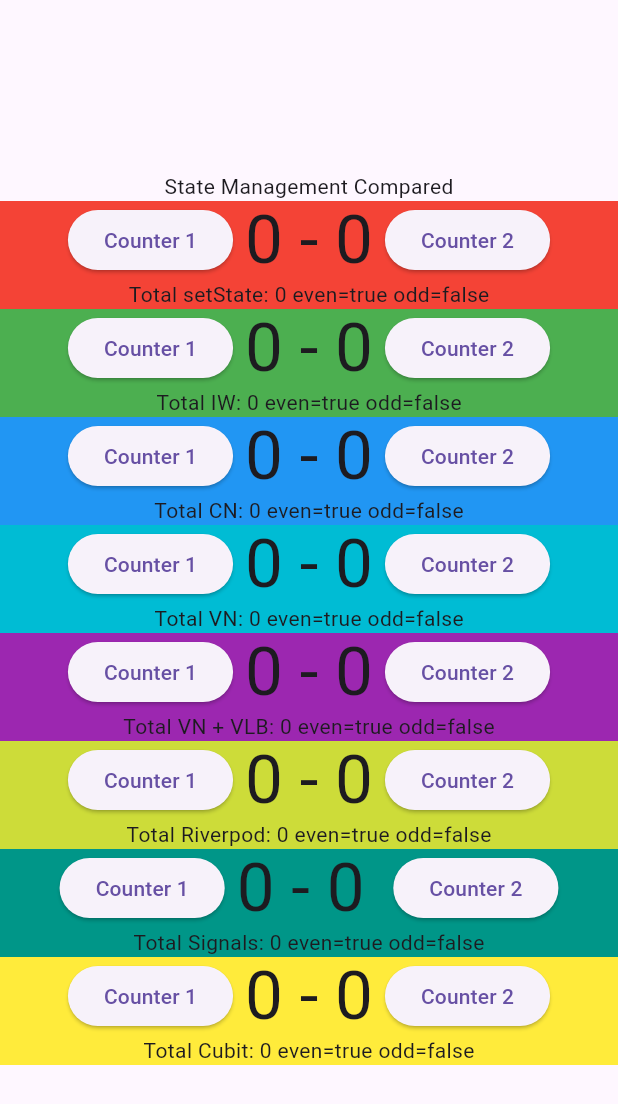
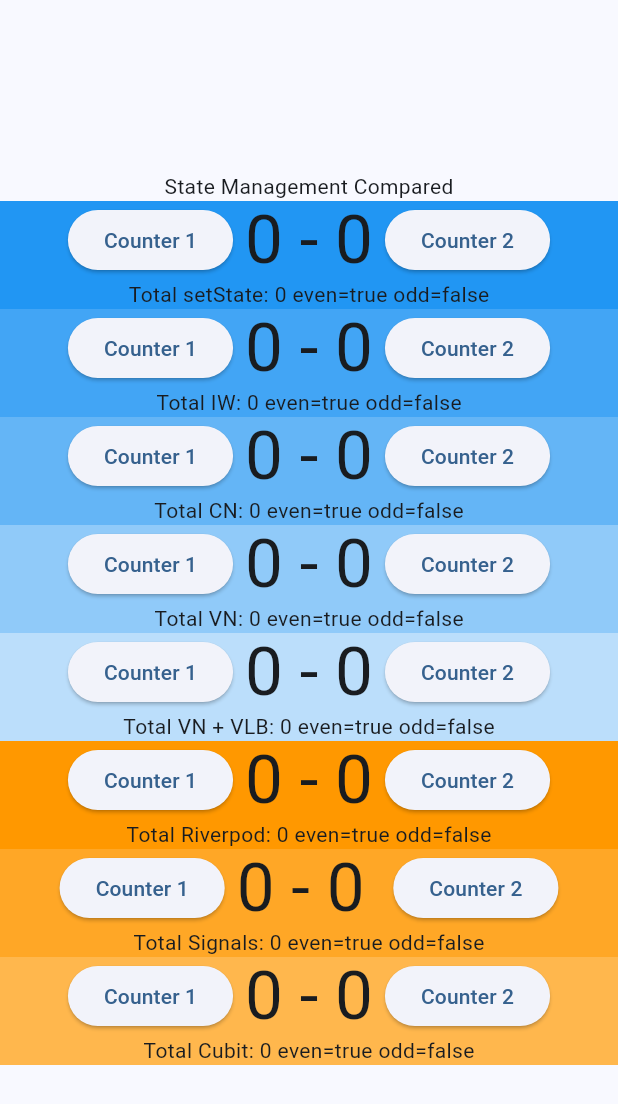
Before and after one commit to anthonyaquino83/flutter_sm_compared, a Flutter app: the screen it shows after launch, on a phone screen of 412 x 824 dp. Shown: the top 1104 px of the screen. Run offline on Flutter 3.47's test engine with Material 3 defaults, Android fonts, the light colour scheme and no system bars; our stand-ins replace flutter_bloc, flutter_riverpod, signals_flutter.

Commit message:
change colors

```diff
--- a/lib/changenotifier_example.dart
+++ b/lib/changenotifier_example.dart
@@ -14,7 +14,7 @@
   @override
   Widget build(BuildContext context) {
     return ColoredBox(
-      color: Colors.blue,
+      color: Colors.blue.shade300,
       child: Column(
         children: [
           Row(
--- a/lib/cubit_example.dart
+++ b/lib/cubit_example.dart
@@ -37,7 +37,7 @@
   @override
   Widget build(BuildContext context) {
     return ColoredBox(
-      color: Colors.yellow,
+      color: Colors.orange.shade300,
       child: MultiBlocProvider(
         providers: [
           BlocProvider(
--- a/lib/inheritedwidget_example.dart
+++ b/lib/inheritedwidget_example.dart
@@ -29,7 +29,7 @@
   @override
   Widget build(BuildContext context) {
     return ColoredBox(
-      color: Colors.green,
+      color: Colors.blue.shade400,
       child: Column(
         children: [
           InheritedCounter(
--- a/lib/main.dart
+++ b/lib/main.dart
@@ -23,9 +23,15 @@
 class _MainAppState extends State<MainApp> {
   @override
   Widget build(BuildContext context) {
-    return const MaterialApp(
+    return MaterialApp(
       debugShowCheckedModeBanner: false,
-      home: Scaffold(
+      theme: ThemeData(
+        colorScheme: ColorScheme.fromSeed(
+          seedColor: Colors.blue,
+          brightness: Brightness.light,
+        ),
+      ),
+      home: const Scaffold(
         body: Column(
           mainAxisAlignment: MainAxisAlignment.center,
           children: [
--- a/lib/riverpod_example.dart
+++ b/lib/riverpod_example.dart
@@ -16,7 +16,7 @@
   @override
   Widget build(BuildContext context, WidgetRef ref) {
     return ColoredBox(
-      color: Colors.lime,
+      color: Colors.orange,
       child: Column(
         children: [
           Row(
--- a/lib/setstate_example.dart
+++ b/lib/setstate_example.dart
@@ -19,7 +19,7 @@
   @override
   Widget build(BuildContext context) {
     return ColoredBox(
-      color: Colors.red,
+      color: Colors.blue,
       child: Column(
         children: [
           Row(
--- a/lib/signals_example.dart
+++ b/lib/signals_example.dart
@@ -21,7 +21,7 @@
   @override
   Widget build(BuildContext context) {
     return ColoredBox(
-      color: Colors.teal,
+      color: Colors.orange.shade400,
       child: Column(
         children: [
           Row(
--- a/lib/valuelistenablebuilder_example.dart
+++ b/lib/valuelistenablebuilder_example.dart
@@ -48,7 +48,7 @@
   @override
   Widget build(BuildContext context) {
     return ColoredBox(
-      color: Colors.purple,
+      color: Colors.blue.shade100,
       child: Column(
         children: [
           Row(
--- a/lib/valuenotifier_example.dart
+++ b/lib/valuenotifier_example.dart
@@ -55,7 +55,7 @@
   @override
   Widget build(BuildContext context) {
     return ColoredBox(
-      color: Colors.cyan,
+      color: Colors.blue.shade200,
       child: Column(
         children: [
           Row(
```
